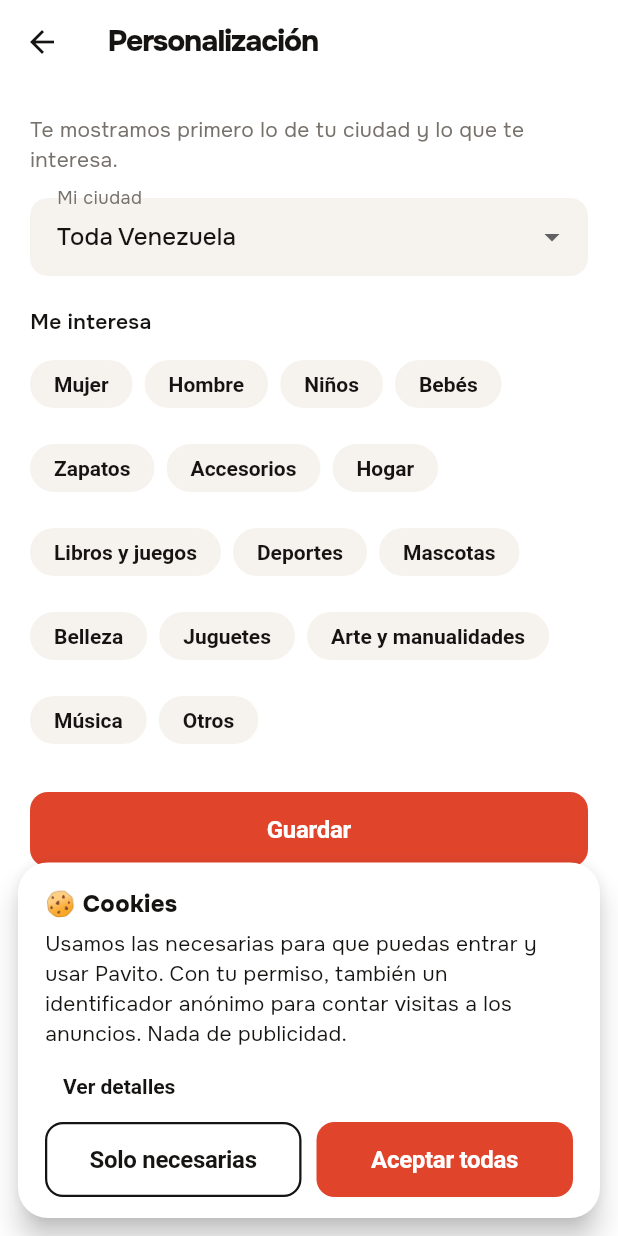
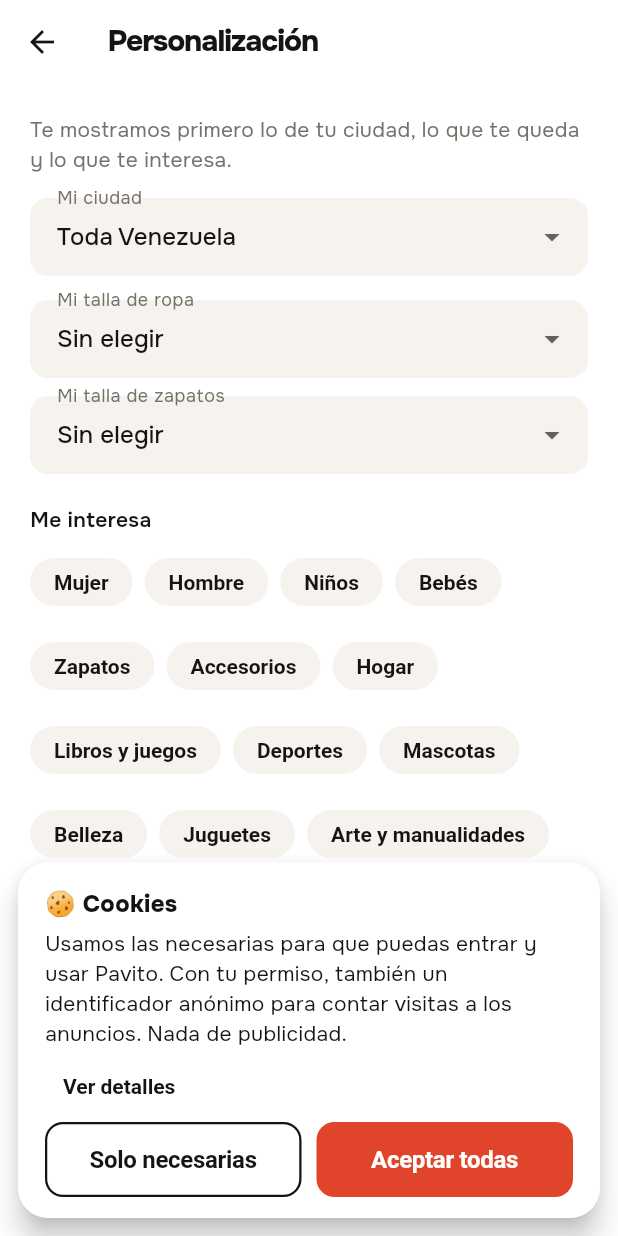
Before and after one commit to javiermoises159-dot/la-percha, a Flutter app: the PrefsPage screen opened directly, on a phone screen of 412 x 824 dp. Run offline on Flutter 3.47's test engine with Material 3 defaults, Android fonts, the phone set to English and light mode, and no system bars; our stand-ins replace flutter_svg, google_fonts, image_picker, shared_preferences, supabase_flutter, webview_flutter; missing offline and left inert: dart:js_interop; accounts and stored records are empty; network calls fail.

Commit message:
Mi talla (orden preferente), prendas similares, rebaja programada y tipo editable al editar anuncio
Co-Authored-By: Claude Sonnet 5.5 <noreply@anthropic.com>
Claude-Session: https://claude.ai/code/session_01JhSfgkLBMgjpgLXA8Cpnwe

```diff
--- a/app/lib/extras.dart
+++ b/app/lib/extras.dart
@@ -136,9 +136,13 @@ Future<void> showReportSheet(BuildContext context,
 // ===================== Preferencias =====================
 
 class Prefs {
-  const Prefs({this.city, this.cats = const []});
+  const Prefs({this.city, this.cats = const [], this.ropa, this.calzado});
   final String? city;
   final List<String> cats;
+
+  /// Mi talla de ropa (XS…XXL) y de zapatos.
+  final String? ropa;
+  final String? calzado;
 }
 
 class PrefsStore extends ChangeNotifier {
@@ -157,7 +161,9 @@ class PrefsStore extends ChangeNotifier {
       if (p is Map) {
         prefs = Prefs(
             city: p['city'] as String?,
-            cats: List<String>.from((p['cats'] as List?) ?? const []));
+            cats: List<String>.from((p['cats'] as List?) ?? const []),
+            ropa: p['ropa'] as String?,
+            calzado: p['calzado'] as String?);
         notifyListeners();
       }
     } catch (_) {}
@@ -169,7 +175,7 @@ class PrefsStore extends ChangeNotifier {
     try {
       await _db.from('private_profiles').upsert({
         'id': me,
-        'prefs': {'city': p.city, 'cats': p.cats},
+        'prefs': {'city': p.city, 'cats': p.cats, 'ropa': p.ropa, 'calzado': p.calzado},
       });
       prefs = p;
       notifyListeners();
@@ -179,10 +185,17 @@ class PrefsStore extends ChangeNotifier {
     }
   }
 
-  /// Puntos para ordenar: primero lo de tu ciudad y tus categorías.
+  /// Puntos para ordenar: primero lo de tu ciudad, tu talla y tus categorías.
   int score(Listing l) =>
       (prefs.city != null && l.city == prefs.city ? 2 : 0) +
-      (prefs.cats.contains(l.category) ? 1 : 0);
+      (prefs.cats.contains(l.category) ? 1 : 0) +
+      (_tallaCoincide(l) ? 2 : 0);
+
+  bool _tallaCoincide(Listing l) {
+    if (l.category == 'Zapatos') return prefs.calzado != null && l.size == prefs.calzado;
+    if (usaTallaRopa(l.category)) return prefs.ropa != null && l.size == prefs.ropa;
+    return false;
+  }
 }
 
 final prefsStore = PrefsStore();
@@ -196,6 +209,8 @@ class PrefsPage extends StatefulWidget {
 class _PrefsPageState extends State<PrefsPage> {
   String? _city;
   late Set<String> _cats;
+  String? _ropa;
+  String? _calzado;
   bool _busy = false;
 
   @override
@@ -203,6 +218,8 @@ class _PrefsPageState extends State<PrefsPage> {
     super.initState();
     _city = prefsStore.prefs.city;
     _cats = {...prefsStore.prefs.cats};
+    _ropa = prefsStore.prefs.ropa;
+    _calzado = prefsStore.prefs.calzado;
   }
 
   @override
@@ -210,7 +227,7 @@ class _PrefsPageState extends State<PrefsPage> {
     return Scaffold(
       appBar: AppBar(title: const Text('Personalización')),
       body: ListView(padding: const EdgeInsets.all(20), children: [
-        Text('Te mostramos primero lo de tu ciudad y lo que te interesa.',
+        Text('Te mostramos primero lo de tu ciudad, lo que te queda y lo que te interesa.',
             style: TextStyle(color: context.muted)),
         const SizedBox(height: 16),
         DropdownButtonFormField<String?>(
@@ -223,6 +240,28 @@ class _PrefsPageState extends State<PrefsPage> {
               DropdownMenuItem<String?>(value: c, child: Text(c)),
           ],
           onChanged: (v) => setState(() => _city = v),
+        ),
+        const SizedBox(height: 16),
+        DropdownButtonFormField<String?>(
+          initialValue: _ropa,
+          decoration: const InputDecoration(labelText: 'Mi talla de ropa'),
+          items: [
+            const DropdownMenuItem<String?>(value: null, child: Text('Sin elegir')),
+            for (final t in sizesFor('Mujer').where((t) => t != 'Única'))
+              DropdownMenuItem<String?>(value: t, child: Text(t)),
+          ],
+          onChanged: (v) => setState(() => _ropa = v),
+        ),
+        const SizedBox(height: 12),
+        DropdownButtonFormField<String?>(
+          initialValue: _calzado,
+          decoration: const InputDecoration(labelText: 'Mi talla de zapatos'),
+          items: [
+            const DropdownMenuItem<String?>(value: null, child: Text('Sin elegir')),
+            for (final t in sizesFor('Zapatos'))
+              DropdownMenuItem<String?>(value: t, child: Text(t)),
+          ],
+          onChanged: (v) => setState(() => _calzado = v),
         ),
         const SizedBox(height: 20),
         const Text('Me interesa',
@@ -244,7 +283,7 @@ class _PrefsPageState extends State<PrefsPage> {
               : () async {
                   setState(() => _busy = true);
                   final e = await prefsStore
-                      .save(Prefs(city: _city, cats: _cats.toList()));
+                      .save(Prefs(city: _city, cats: _cats.toList(), ropa: _ropa, calzado: _calzado));
                   if (!context.mounted) return;
                   setState(() => _busy = false);
                   if (e != null) return _snack(context, e);
--- a/app/lib/listing.dart
+++ b/app/lib/listing.dart
@@ -189,6 +189,9 @@ const _shoeSizes = [
   '45'
 ];
 
+/// ¿La categoría se mide con tallas de ropa (XS…XXL)?
+bool usaTallaRopa(String category) => _clothing.contains(category);
+
 /// Tallas según la categoría; lo que no es ropa no lleva talla.
 List<String> sizesFor(String category) {
   if (category == 'Zapatos') return _shoeSizes;
@@ -344,6 +347,7 @@ class ListingsStore extends ChangeNotifier {
     bool envioGratis = false,
     String? envioTamano,
     String? subcategoria,
+    (int, int)? rebaja,
   }) async {
     final uid = _db.auth.currentUser?.id;
     if (uid == null) return 'Inicia sesión para vender.';
@@ -379,6 +383,7 @@ class ListingsStore extends ChangeNotifier {
         if (envioGratis) 'envio_gratis': true,
         if (envioTamano != null) 'envio_tamano': envioTamano,
         if (subcategoria != null) 'subcategoria': subcategoria,
+        if (rebaja != null) ...{'rebaja_pct': rebaja.$1, 'rebaja_dias': rebaja.$2},
         if (brand != null && brand.trim().isNotEmpty) 'brand': brand.trim(),
       });
       await load();
--- a/app/lib/sell_page.dart
+++ b/app/lib/sell_page.dart
@@ -9,6 +9,7 @@ import 'package:supabase_flutter/supabase_flutter.dart';
 import 'app_state.dart';
 import 'fundador.dart';
 import 'listing.dart';
+import 'rebaja.dart';
 import 'seguridad.dart';
 import 'theme.dart';
 
@@ -119,6 +120,7 @@ class _SellPageState extends State<SellPage> {
 
   String _category = 'Mujer';
   String? _sub;
+  (int, int)? _rebaja;
   String _size = 'M';
   String _condition = 'Muy buen estado';
   String? _city;
@@ -227,6 +229,7 @@ class _SellPageState extends State<SellPage> {
       envioGratis: _envioGratis,
       envioTamano: _tam,
       subcategoria: subcategorias[_category]?.contains(_sub) == true ? _sub : null,
+      rebaja: _rebaja,
     );
     if (!mounted) return;
     if (err != null) {
@@ -473,6 +476,8 @@ class _SellPageState extends State<SellPage> {
           decoration: const InputDecoration(
               labelText: 'Precio en dólares', prefixText: '\$ '),
         ),
+        const SizedBox(height: 12),
+        RebajaPicker(valor: _rebaja, onChanged: (v) => setState(() => _rebaja = v)),
         if (price != null && price > 0 && !_envioGratis && (_tarCiudad[_tam] ?? 0) > price)
           Padding(
             padding: const EdgeInsets.only(top: 8),
```
Also changed, not shown: app/lib/listing_detail.dart (+50 -0 lines), app/lib/mas.dart (+38 -1 lines), app/lib/rebaja.dart (added, +43 -0 lines), 2 other files.
